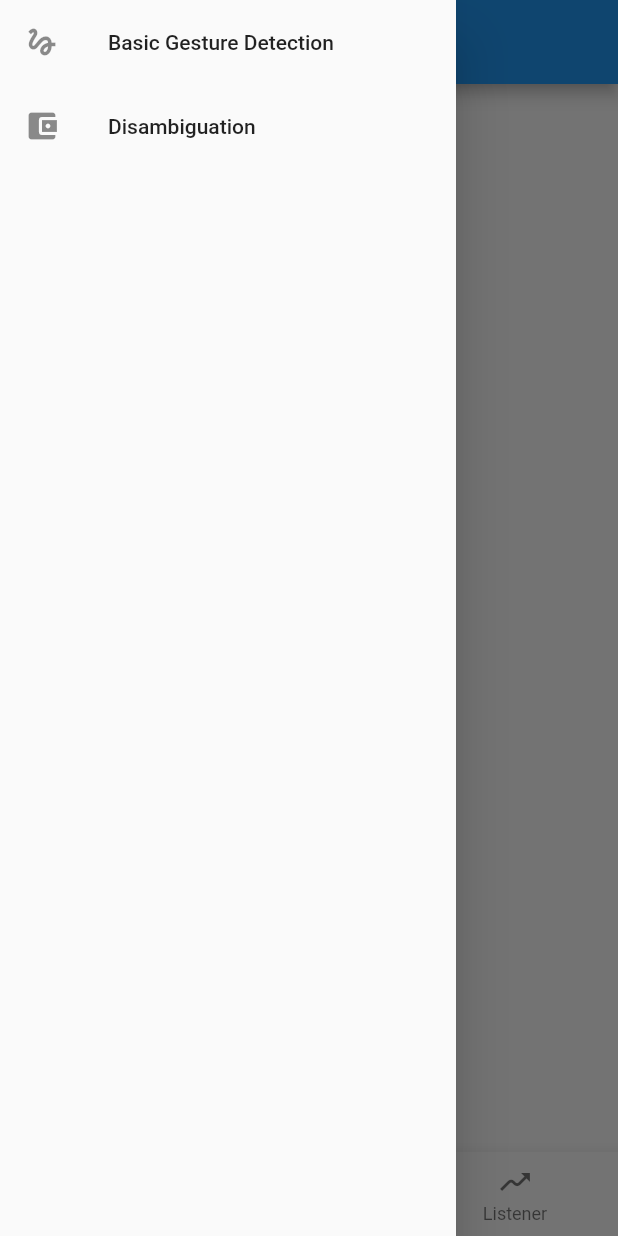
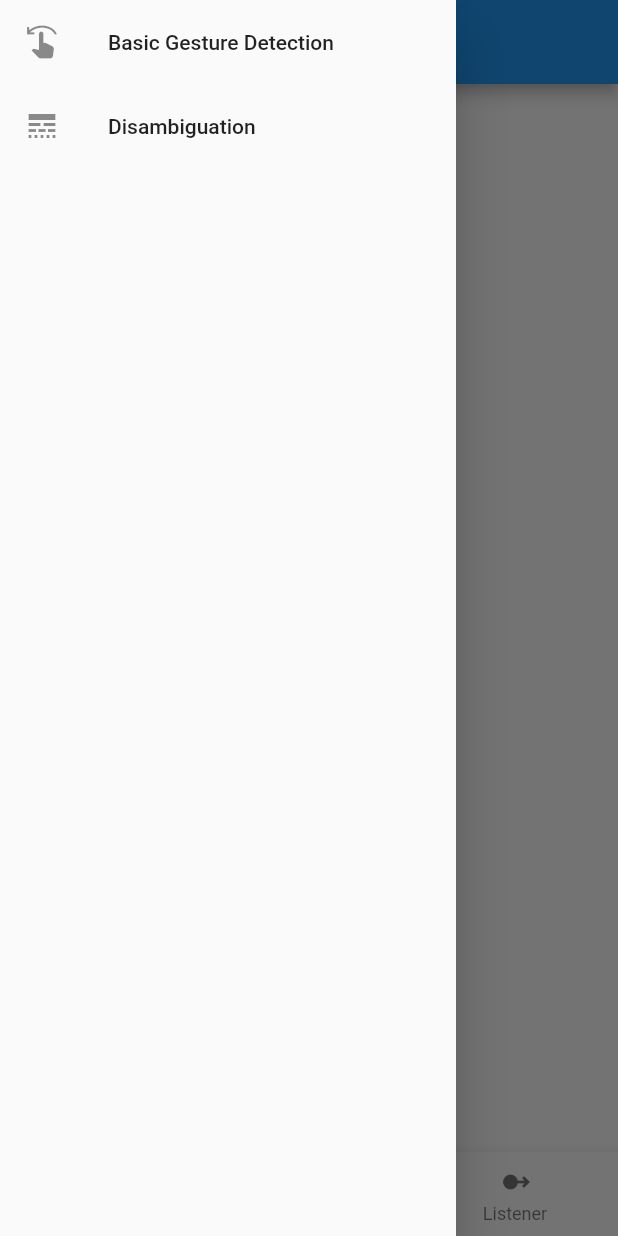
Before and after one commit to guitoof/gestures_handling_sandbox, a Flutter app: the screen it shows after launch, with the side drawer open, on a phone screen of 412 x 824 dp. Run offline on Flutter 3.47's test engine with Material 2 defaults, Android fonts, the phone set to English and light mode, and no system bars.

Commit message:
:lipstick: (Menu) Change icons

```diff
--- a/lib/app.dart
+++ b/lib/app.dart
@@ -1,6 +1,7 @@
 import 'package:flutter/material.dart';
 import 'package:gestures_handling_sandbox/modules/basic_demo/basic_demo.dart';
 import 'package:gestures_handling_sandbox/modules/disambiguation_demo/disambiguation_demo.dart';
+import 'package:gestures_handling_sandbox/modules/disambiguation_demo/pages/listener_disambiguation_page.dart';
 
 class App extends StatefulWidget {
   const App({Key? key}) : super(key: key);
@@ -13,12 +14,12 @@ class _AppState extends State<App> {
   static const _sections = {
     'basicGestureDetectionDemo': {
       'title': 'Basic Gesture Detection',
-      'icon': Icon(Icons.gesture),
+      'icon': Icon(Icons.swipe_left),
       'pages': [
         {
           'widget': GestureDetectorExamplePage(),
           'name': 'GestureDetector',
-          'icon': Icon(Icons.line_style_outlined)
+          'icon': Icon(Icons.swipe_down)
         },
         {
           'widget': RawGestureDetectorExamplePage(),
@@ -28,13 +29,13 @@ class _AppState extends State<App> {
         {
           'widget': ListenerExamplePage(),
           'name': 'Listener',
-          'icon': Icon(Icons.moving_sharp)
+          'icon': Icon(Icons.swipe_right_alt)
         },
       ]
     },
     'disambiguationDemo': {
       'title': 'Disambiguation',
-      'icon': Icon(Icons.account_balance_wallet),
+      'icon': Icon(Icons.line_style),
       'pages': [
         {
           'widget': ParentChildDisambiguationPage(),
```
